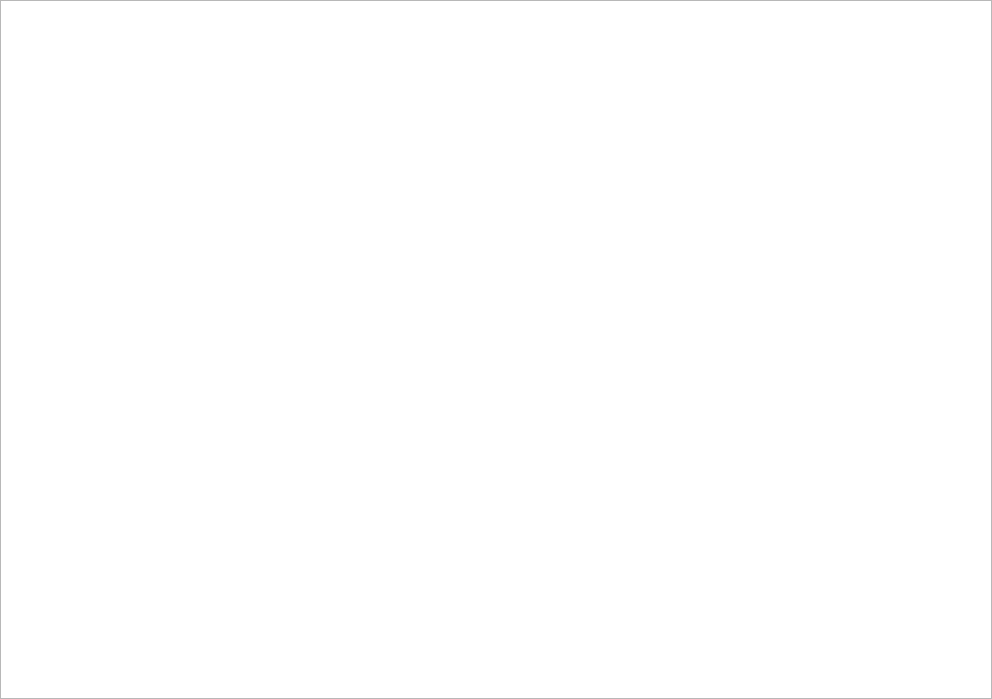
First picture: the form in ui/sources/page_with_table_widget.ui, repository asjach/db_app, before the edit.
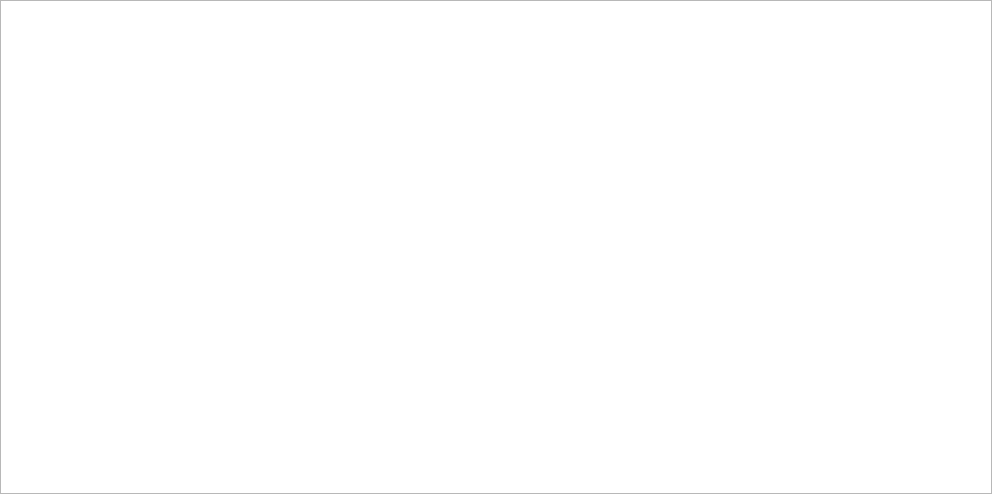
Second picture: the form after the edit.

Diff of the .ui file:
```diff
--- a/ui/sources/page_with_table_widget.ui
+++ b/ui/sources/page_with_table_widget.ui
@@ -7,7 +7,7 @@
     <x>0</x>
     <y>0</y>
     <width>992</width>
-    <height>699</height>
+    <height>494</height>
    </rect>
   </property>
   <property name="windowTitle">
@@ -31,9 +31,15 @@
    </property>
    <item row="0" column="0">
     <widget class="QTableWidget" name="tbl_widget">
+     <property name="lineWidth">
+      <number>0</number>
+     </property>
      <property name="selectionBehavior">
       <enum>QAbstractItemView::SelectRows</enum>
      </property>
+     <property name="showGrid">
+      <bool>false</bool>
+     </property>
     </widget>
    </item>
   </layout>
```
